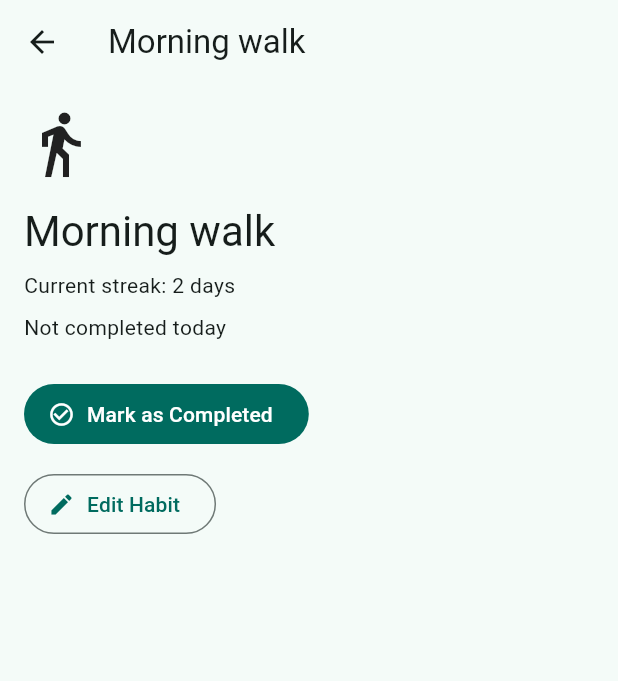
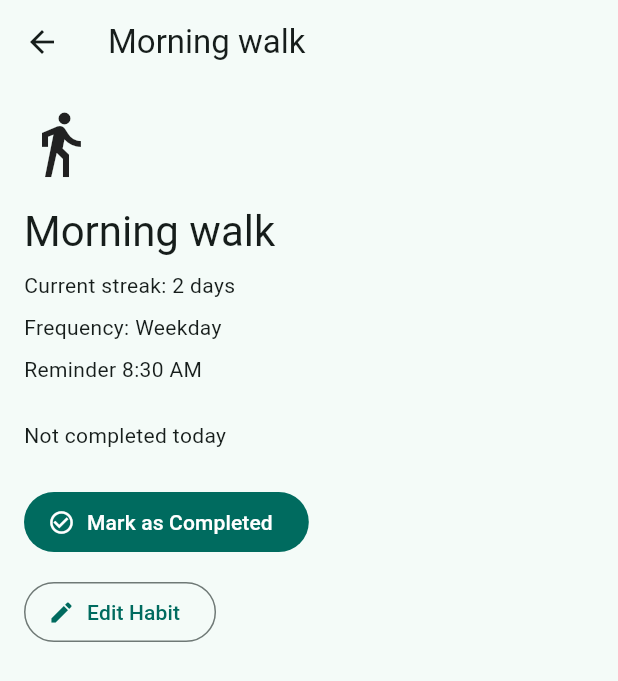
Before and after one commit to VoTrieu/personal_habit, a Flutter app: the screen it shows after launch, after a tap on the "circle" icon, after a tap on "Morning walk", on a phone screen of 412 x 824 dp. Shown: the top 681 px of the screen. Run offline on Flutter 3.47's test engine with Material 3 defaults, Android fonts, the phone set to English and light mode, and no system bars.

Commit message:
Displayed Frequency and Reminder in Habit detail

```diff
--- a/lib/features/habit_detail/habit_detail_screen.dart
+++ b/lib/features/habit_detail/habit_detail_screen.dart
@@ -1,6 +1,7 @@
 import 'package:flutter/material.dart';
 
 import '../../models/habit.dart';
+import '../../utils/time_formatters.dart';
 import 'habit_detail_result.dart';
 
 class HabitDetailScreen extends StatelessWidget {
@@ -35,6 +36,16 @@ class HabitDetailScreen extends StatelessWidget {
             ),
             const SizedBox(height: 8),
             Text(
+              'Frequency: ${habit.frequency}',
+            ),
+            const SizedBox(height: 8),
+            Text(
+              habit.reminderEnabled
+              ? 'Reminder ${formatTimeOfDay(habit.reminderTime)}'
+              : 'Reminder Off'
+            ),
+            const SizedBox(height: 24),
+            Text(
               habit.isCompletedToday ? 'Completed today' : 'Not completed today',
             ),
             const SizedBox(height: 24),
--- /dev/null
+++ b/lib/utils/time_formatters.dart
@@ -0,0 +1,10 @@
+
+import 'package:flutter/material.dart';
+
+String formatTimeOfDay(TimeOfDay time){
+  final hour = time.hourOfPeriod == 0 ? 12 : time.hourOfPeriod;
+  final minute = time.minute.toString().padLeft(2, '0');
+  final period = time.period == DayPeriod.am ? 'AM' : 'PM';
+
+  return '$hour:$minute $period';
+}
```
Also changed, not shown: lib/features/new_habit/new_habit_screen.dart (+2 -11 lines).
